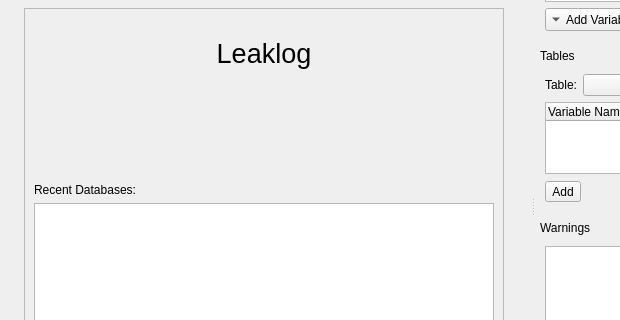
First picture: the form in ui/mainwindow.ui, repository szchkt/leaklog, before the edit; both pictures show x 0 to 620 and y 157 to 477 of the 1024 by 700 pixel window.
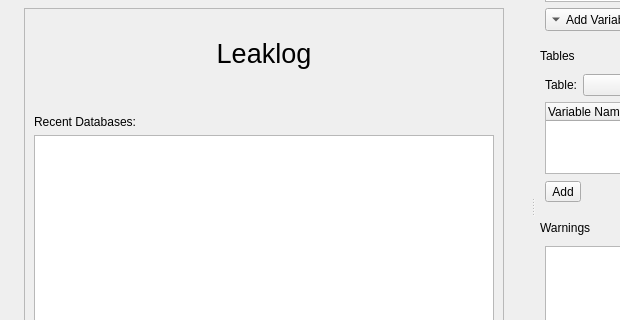
Second picture: the form after the edit. Icons and pictures are not drawn. Custom widgets are drawn as their Qt base class.

Patch:
```diff
--- a/ui/mainwindow.ui
+++ b/ui/mainwindow.ui
@@ -157,6 +157,9 @@
              <property name="orientation">
               <enum>Qt::Vertical</enum>
              </property>
+             <property name="sizeType">
+              <enum>QSizePolicy::Preferred</enum>
+             </property>
              <property name="sizeHint" stdset="0">
               <size>
                <width>20</width>
```
Left out of the diff: 22 changed lines with no effect on the pictures.
